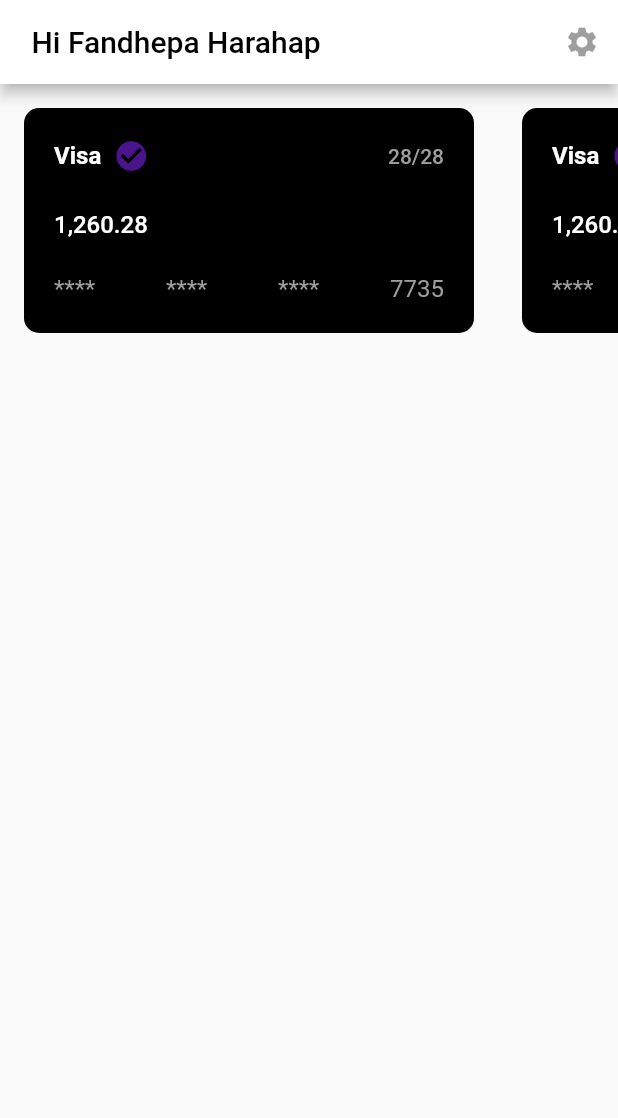
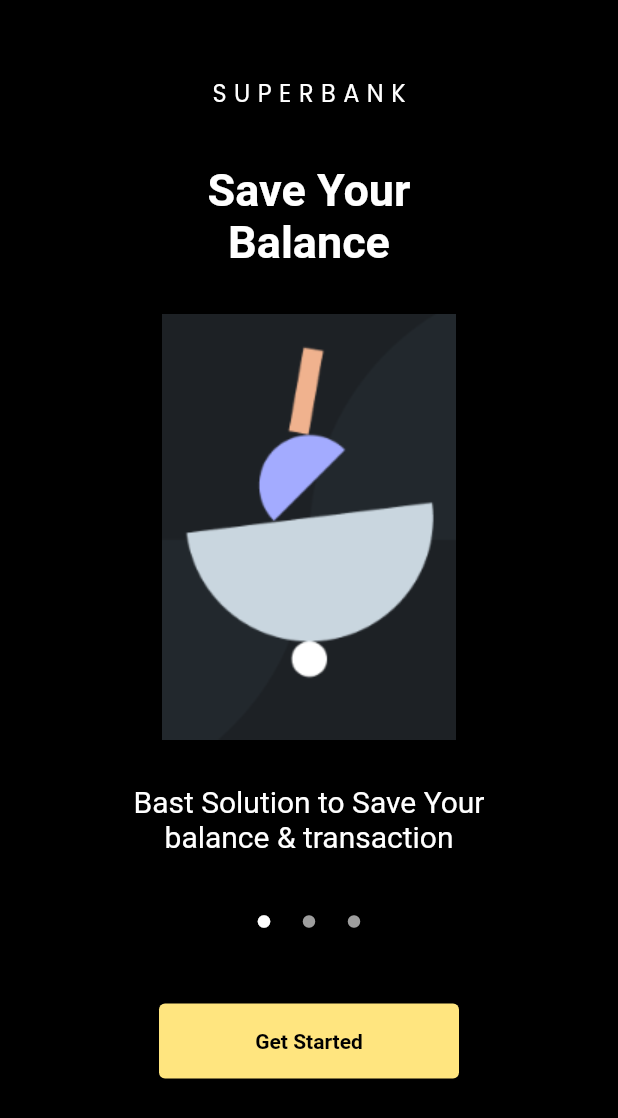
Before and after one commit to fandhepa2/flutter_basic, a Flutter app: the screen it shows after launch, on a phone screen of 412 x 824 dp. Shown: the top 1118 px of the screen. Run offline on Flutter 3.47's test engine with Material 2 defaults, Android fonts, the phone set to English and light mode, and no system bars; our stand-ins replace google_fonts; Roboto replaces fonts that are missing (Abel).

Commit message:
materi flutter basic 3

```diff
--- /dev/null
+++ b/lib/Latihan_5.dart
@@ -0,0 +1,101 @@
+import 'package:flutter/material.dart';
+import 'package:google_fonts/google_fonts.dart'; //liberari tambahan di pubspec.yaml, tambahkan di bawah copertino
+
+class LatihanLima extends StatelessWidget {
+  const LatihanLima({super.key});
+
+  @override
+  Widget build(BuildContext context) {
+    return Scaffold(
+      backgroundColor: Colors.black,
+      body: Center(
+        child: Column(
+          children: [
+            Container(
+              margin: EdgeInsets.only(top: 50, bottom: 35),
+              child: Text(
+                "SUPERBANK",
+                style: GoogleFonts.poppins(
+                    textStyle: TextStyle(
+                  color: Colors.white,
+                  letterSpacing: 5,
+                  fontSize: 16,
+                )),
+              ),
+            ),
+            Text(
+              "Save Your\nBalance",
+              textAlign: TextAlign.center,
+              style: TextStyle(
+                color: Colors.white,
+                fontSize: 30,
+                fontWeight: FontWeight.bold,
+              ),
+            ),
+            Padding(
+              padding: const EdgeInsets.all(30.0),
+              child: Image.asset(
+                "assets/satelit.png",
+              ),
+            ),
+            Text(
+              "Bast Solution to Save Your\nbalance & transaction",
+              textAlign: TextAlign.center,
+              style: TextStyle(
+                color: Colors.white,
+                fontSize: 20,
+              ),
+            ),
+            SizedBox(
+              height: 40,
+            ),
+            Row(
+              mainAxisAlignment: MainAxisAlignment.center,
+              children: [
+                Icon(
+                  Icons.circle,
+                  color: Colors.white,
+                  size: 10,
+                ),
+                SizedBox(
+                  width: 20,
+                ),
+                Icon(
+                  Icons.circle,
+                  color: Colors.grey,
+                  size: 10,
+                ),
+                SizedBox(
+                  width: 20,
+                ),
+                Icon(
+                  Icons.circle,
+                  color: Colors.grey,
+                  size: 10,
+                )
+              ],
+            ),
+            Padding(
+              padding: const EdgeInsets.all(50.0),
+              child: Container(
+                width: 200,
+                height: 50,
+                child: TextButton(
+                  style: TextButton.styleFrom(
+                      backgroundColor: Colors.amberAccent[100]),
+                  onPressed: null,
+                  child: Text(
+                    "Get Started",
+                    style: GoogleFonts.abel(
+                        textStyle: TextStyle(
+                            color: Colors.black, fontWeight: FontWeight.bold)),
+                  ),
+                ),
+              ),
+            ),
+          ],
+        ),
+      ),
+    );
+  }
+}
--- a/lib/latihan_3.dart
+++ b/lib/latihan_3.dart
@@ -104,7 +104,7 @@ class Latihantiga extends StatelessWidget {
                 height: 150,
                 width: 300,
                 decoration: BoxDecoration(
-                  color: Colors.black,
+                  color: Colors.orangeAccent,
                   borderRadius: BorderRadius.circular(10),
                 ),
                 child: Padding(
@@ -117,22 +117,18 @@ class Latihantiga extends StatelessWidget {
                           Text(
                             'Visa',
                             style: TextStyle(
-                                color: Colors.white,
+                                color: Colors.black,
                                 fontWeight: FontWeight.bold,
                                 fontSize: 16),
                           ),
                           SizedBox(
                             width: 8,
                           ),
-                          Icon(
-                            Icons.check_circle,
-                            color: Colors.purple[900],
-                          ),
                           Spacer(),
                           Text(
                             '28/28',
                             style: TextStyle(
-                                color: Colors.grey,
+                                color: Colors.black,
                                 fontWeight: FontWeight.w500),
                           ),
                         ],
@@ -141,7 +137,7 @@ class Latihantiga extends StatelessWidget {
                       Text(
                         '1,260.28',
                         style: TextStyle(
-                            color: Colors.white,
+                            color: Colors.black,
                             fontSize: 16,
                             fontWeight: FontWeight.w500),
                       ),
@@ -151,19 +147,19 @@ class Latihantiga extends StatelessWidget {
                         children: [
                           Text(
                             '****',
-                            style: TextStyle(color: Colors.grey, fontSize: 16),
+                            style: TextStyle(color: Colors.black, fontSize: 16),
                           ),
                           Text(
                             '****',
-                            style: TextStyle(color: Colors.grey, fontSize: 16),
+                            style: TextStyle(color: Colors.black, fontSize: 16),
                           ),
                           Text(
                             '****',
-                            style: TextStyle(color: Colors.grey, fontSize: 16),
+                            style: TextStyle(color: Colors.black, fontSize: 16),
                           ),
                           Text(
                             '7735',
-                            style: TextStyle(color: Colors.grey, fontSize: 16),
+                            style: TextStyle(color: Colors.black, fontSize: 16),
                           ),
                         ],
                       ),
--- a/lib/main.dart
+++ b/lib/main.dart
@@ -2,6 +2,8 @@ import 'package:flutter/material.dart';
 import 'package:flutter/src/widgets/container.dart';
 import 'package:flutter/src/widgets/framework.dart';
 import 'package:flutter_basic/Latihan_2.dart';
+import 'package:flutter_basic/Latihan_4.dart';
+import 'package:flutter_basic/Latihan_5.dart';
 import 'package:flutter_basic/latihan_1.dart';
 import 'package:flutter_basic/latihan_3.dart';
 import 'package:flutter_basic/layout_column.dart';
@@ -22,7 +24,7 @@ class BasicApp extends StatelessWidget {
   Widget build(BuildContext context) {
     return MaterialApp(
         debugShowCheckedModeBanner: false, //menghilangkan label debug
-        home: Latihantiga());
+        home: LatihanLima());
   }
 }
 
--- a/pubspec.yaml
+++ b/pubspec.yaml
@@ -36,6 +36,7 @@ dependencies:
   # The following adds the Cupertino Icons font to your application.
   # Use with the CupertinoIcons class for iOS style icons.
   cupertino_icons: ^1.0.2
+  google_fonts: ^4.0.4
 
 dev_dependencies:
   flutter_test:
```
Also changed, not shown: lib/Latihan_4.dart (added, +295 -0 lines), assets/gambar_map.png (added), assets/satelit.png (added), pubspec.lock, 1 other file.
